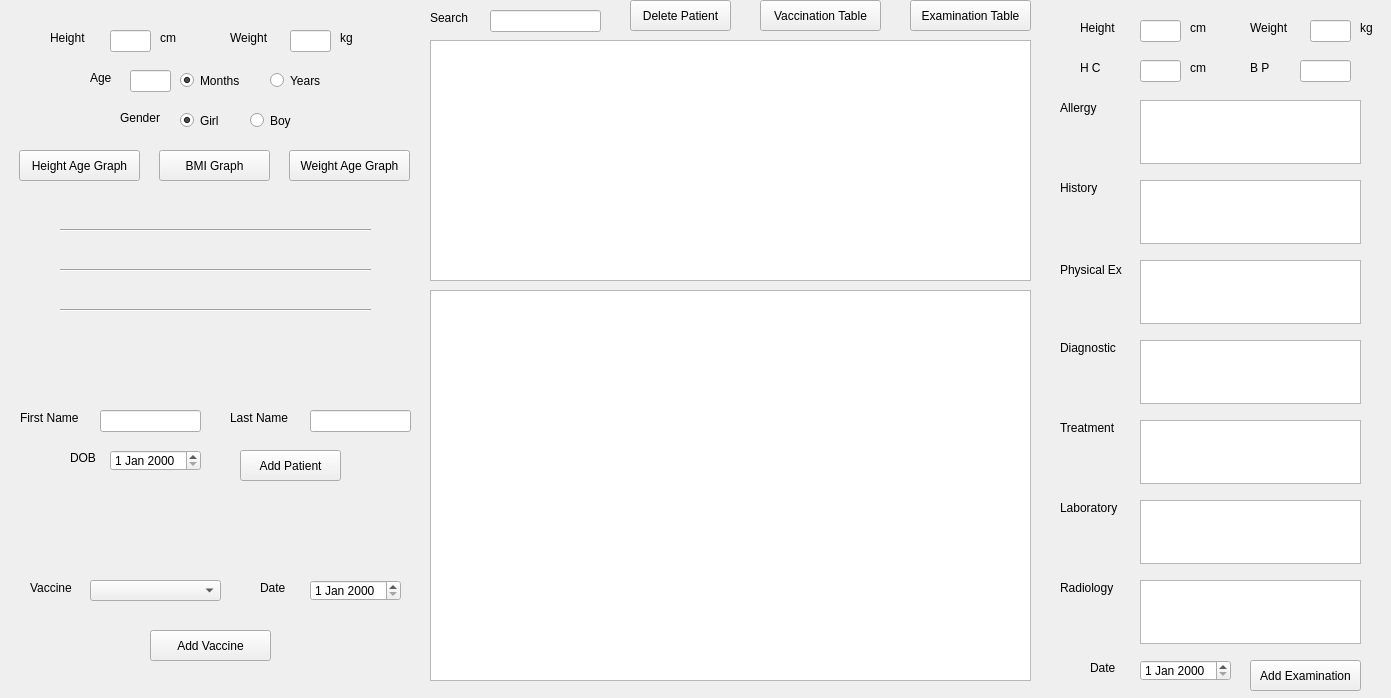
mohibfd/Doctor-Project, file calculations/gui.ui: the form before one commit.
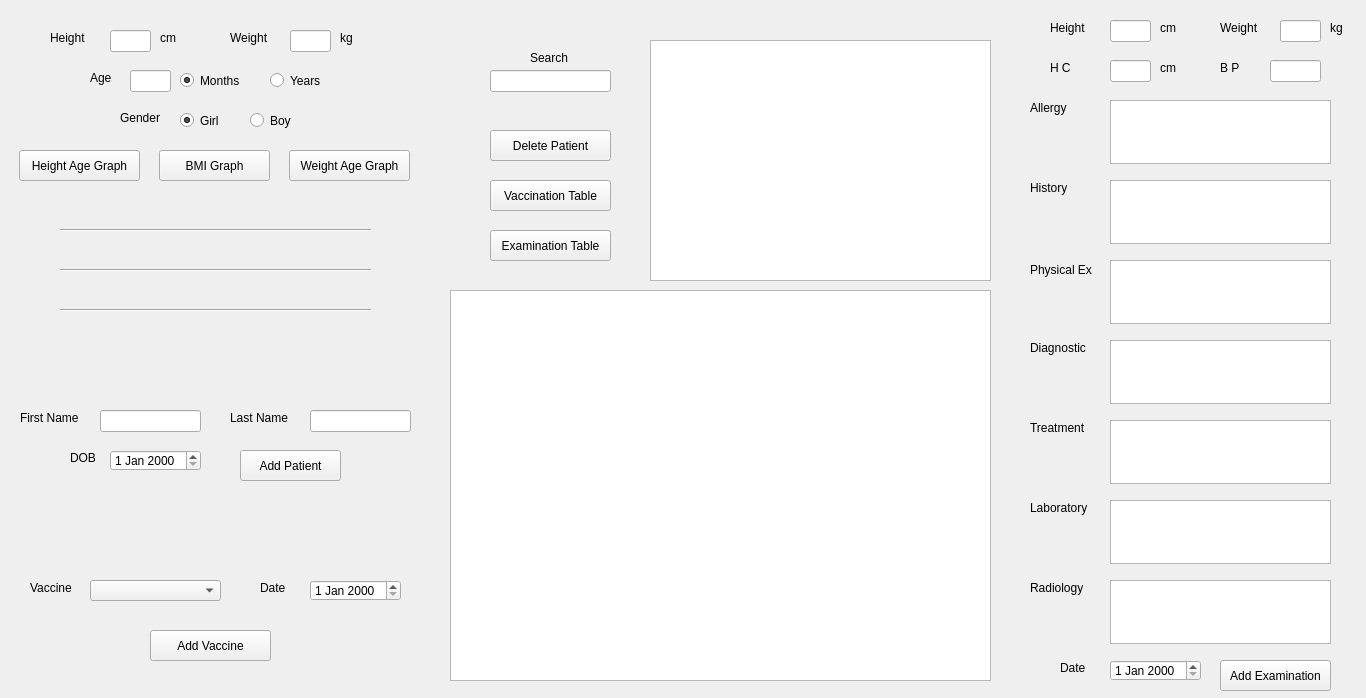
The form after the commit.

Diff of the .ui file:
```diff
--- a/calculations/gui.ui
+++ b/calculations/gui.ui
@@ -6,7 +6,7 @@
    <rect>
     <x>0</x>
     <y>0</y>
-    <width>1391</width>
+    <width>1366</width>
     <height>698</height>
    </rect>
   </property>
@@ -407,9 +407,9 @@
   <widget class="QTableView" name="view">
    <property name="geometry">
     <rect>
-     <x>430</x>
+     <x>650</x>
      <y>40</y>
-     <width>601</width>
+     <width>341</width>
      <height>241</height>
     </rect>
    </property>
@@ -417,9 +417,9 @@
   <widget class="QPushButton" name="deleteButton">
    <property name="geometry">
     <rect>
-     <x>630</x>
-     <y>0</y>
-     <width>101</width>
+     <x>490</x>
+     <y>130</y>
+     <width>121</width>
      <height>31</height>
     </rect>
    </property>
@@ -430,8 +430,8 @@
   <widget class="QPushButton" name="vaccinationButton">
    <property name="geometry">
     <rect>
-     <x>760</x>
-     <y>0</y>
+     <x>490</x>
+     <y>180</y>
      <width>121</width>
      <height>31</height>
     </rect>
@@ -453,9 +453,9 @@
   <widget class="QLabel" name="label_12">
    <property name="geometry">
     <rect>
-     <x>430</x>
-     <y>10</y>
-     <width>71</width>
+     <x>530</x>
+     <y>50</y>
+     <width>51</width>
      <height>16</height>
     </rect>
    </property>
@@ -467,8 +467,8 @@
    <property name="geometry">
     <rect>
      <x>490</x>
-     <y>10</y>
-     <width>111</width>
+     <y>70</y>
+     <width>121</width>
      <height>22</height>
     </rect>
    </property>
@@ -476,9 +476,9 @@
   <widget class="QTableView" name="vaccinationView">
    <property name="geometry">
     <rect>
-     <x>430</x>
+     <x>450</x>
      <y>290</y>
-     <width>601</width>
+     <width>541</width>
      <height>391</height>
     </rect>
    </property>
@@ -545,7 +545,7 @@
   <widget class="QLabel" name="label_16">
    <property name="geometry">
     <rect>
-     <x>1080</x>
+     <x>1050</x>
      <y>60</y>
      <width>21</width>
      <height>16</height>
@@ -558,7 +558,7 @@
   <widget class="QLineEdit" name="headCircumferenceInput">
    <property name="geometry">
     <rect>
-     <x>1140</x>
+     <x>1110</x>
      <y>60</y>
      <width>41</width>
      <height>22</height>
@@ -568,7 +568,7 @@
   <widget class="QLabel" name="label_17">
    <property name="geometry">
     <rect>
-     <x>1060</x>
+     <x>1030</x>
      <y>100</y>
      <width>51</width>
      <height>16</height>
@@ -581,7 +581,7 @@
   <widget class="QLabel" name="label_5">
    <property name="geometry">
     <rect>
-     <x>1080</x>
+     <x>1050</x>
      <y>20</y>
      <width>58</width>
      <height>16</height>
@@ -594,7 +594,7 @@
   <widget class="QLabel" name="label_7">
    <property name="geometry">
     <rect>
-     <x>1190</x>
+     <x>1160</x>
      <y>20</y>
      <width>31</width>
      <height>16</height>
@@ -607,7 +607,7 @@
   <widget class="QLineEdit" name="heightInput">
    <property name="geometry">
     <rect>
-     <x>1140</x>
+     <x>1110</x>
      <y>20</y>
      <width>41</width>
      <height>22</height>
@@ -617,7 +617,7 @@
   <widget class="QLineEdit" name="weightInput">
    <property name="geometry">
     <rect>
-     <x>1310</x>
+     <x>1280</x>
      <y>20</y>
      <width>41</width>
      <height>22</height>
@@ -627,7 +627,7 @@
   <widget class="QLabel" name="label_15">
    <property name="geometry">
     <rect>
-     <x>1250</x>
+     <x>1220</x>
      <y>20</y>
      <width>58</width>
      <height>16</height>
@@ -640,7 +640,7 @@
   <widget class="QLabel" name="label_18">
    <property name="geometry">
     <rect>
-     <x>1360</x>
+     <x>1330</x>
      <y>20</y>
      <width>21</width>
      <height>16</height>
@@ -653,7 +653,7 @@
   <widget class="QLineEdit" name="bloodPressureInput">
    <property name="geometry">
     <rect>
-     <x>1300</x>
+     <x>1270</x>
      <y>60</y>
      <width>51</width>
      <height>22</height>
@@ -666,7 +666,7 @@
   <widget class="QLabel" name="label_19">
    <property name="geometry">
     <rect>
-     <x>1250</x>
+     <x>1220</x>
      <y>60</y>
      <width>21</width>
      <height>16</height>
@@ -679,7 +679,7 @@
   <widget class="QTextEdit" name="allergyInput">
    <property name="geometry">
     <rect>
-     <x>1140</x>
+     <x>1110</x>
      <y>100</y>
      <width>221</width>
      <height>64</height>
@@ -689,7 +689,7 @@
   <widget class="QLabel" name="label_20">
    <property name="geometry">
     <rect>
-     <x>1060</x>
+     <x>1030</x>
      <y>180</y>
      <width>51</width>
      <height>16</height>
@@ -702,7 +702,7 @@
   <widget class="QTextEdit" name="historyInput">
    <property name="geometry">
     <rect>
-     <x>1140</x>
+     <x>1110</x>
      <y>180</y>
      <width>221</width>
      <height>64</height>
@@ -712,7 +712,7 @@
   <widget class="QLabel" name="label_21">
    <property name="geometry">
     <rect>
-     <x>1060</x>
+     <x>1030</x>
      <y>260</y>
      <width>71</width>
      <height>20</height>
@@ -725,7 +725,7 @@
   <widget class="QTextEdit" name="physicalExamInput">
    <property name="geometry">
     <rect>
-     <x>1140</x>
+     <x>1110</x>
      <y>260</y>
      <width>221</width>
      <height>64</height>
@@ -735,7 +735,7 @@
   <widget class="QTextEdit" name="DiagnosticInput">
    <property name="geometry">
     <rect>
-     <x>1140</x>
+     <x>1110</x>
      <y>340</y>
      <width>221</width>
      <height>64</height>
@@ -745,7 +745,7 @@
   <widget class="QLabel" name="label_22">
    <property name="geometry">
     <rect>
-     <x>1060</x>
+     <x>1030</x>
      <y>340</y>
      <width>61</width>
      <height>16</height>
@@ -758,7 +758,7 @@
   <widget class="QLabel" name="label_23">
    <property name="geometry">
     <rect>
-     <x>1060</x>
+     <x>1030</x>
      <y>420</y>
      <width>61</width>
      <height>16</height>
@@ -771,7 +771,7 @@
   <widget class="QTextEdit" name="TreatmentInput">
    <property name="geometry">
     <rect>
-     <x>1140</x>
+     <x>1110</x>
      <y>420</y>
      <width>221</width>
      <height>64</height>
@@ -781,7 +781,7 @@
   <widget class="QLabel" name="label_24">
    <property name="geometry">
     <rect>
-     <x>1060</x>
+     <x>1030</x>
      <y>500</y>
      <width>71</width>
      <height>16</height>
@@ -794,7 +794,7 @@
   <widget class="QTextEdit" name="LaboratoryInput">
    <property name="geometry">
     <rect>
-     <x>1140</x>
+     <x>1110</x>
      <y>500</y>
      <width>221</width>
      <height>64</height>
@@ -804,7 +804,7 @@
   <widget class="QLabel" name="label_25">
    <property name="geometry">
     <rect>
-     <x>1060</x>
+     <x>1030</x>
      <y>580</y>
      <width>61</width>
      <height>16</height>
@@ -817,7 +817,7 @@
   <widget class="QTextEdit" name="RadiologyInput">
    <property name="geometry">
     <rect>
-     <x>1140</x>
+     <x>1110</x>
      <y>580</y>
      <width>221</width>
      <height>64</height>
@@ -827,7 +827,7 @@
   <widget class="QLabel" name="label_26">
    <property name="geometry">
     <rect>
-     <x>1190</x>
+     <x>1160</x>
      <y>60</y>
      <width>31</width>
      <height>16</height>
@@ -840,7 +840,7 @@
   <widget class="QLabel" name="label_27">
    <property name="geometry">
     <rect>
-     <x>1090</x>
+     <x>1060</x>
      <y>660</y>
      <width>31</width>
      <height>16</height>
@@ -853,7 +853,7 @@
   <widget class="QDateEdit" name="examinationDateInput">
    <property name="geometry">
     <rect>
-     <x>1140</x>
+     <x>1110</x>
      <y>660</y>
      <width>91</width>
      <height>21</height>
@@ -863,7 +863,7 @@
   <widget class="QPushButton" name="addExaminationButton">
    <property name="geometry">
     <rect>
-     <x>1250</x>
+     <x>1220</x>
      <y>660</y>
      <width>111</width>
      <height>31</height>
@@ -876,8 +876,8 @@
   <widget class="QPushButton" name="examinationButton">
    <property name="geometry">
     <rect>
-     <x>910</x>
-     <y>0</y>
+     <x>490</x>
+     <y>230</y>
      <width>121</width>
      <height>31</height>
     </rect>
```
Left out of the diff: 8 changed lines with no effect on the pictures.
